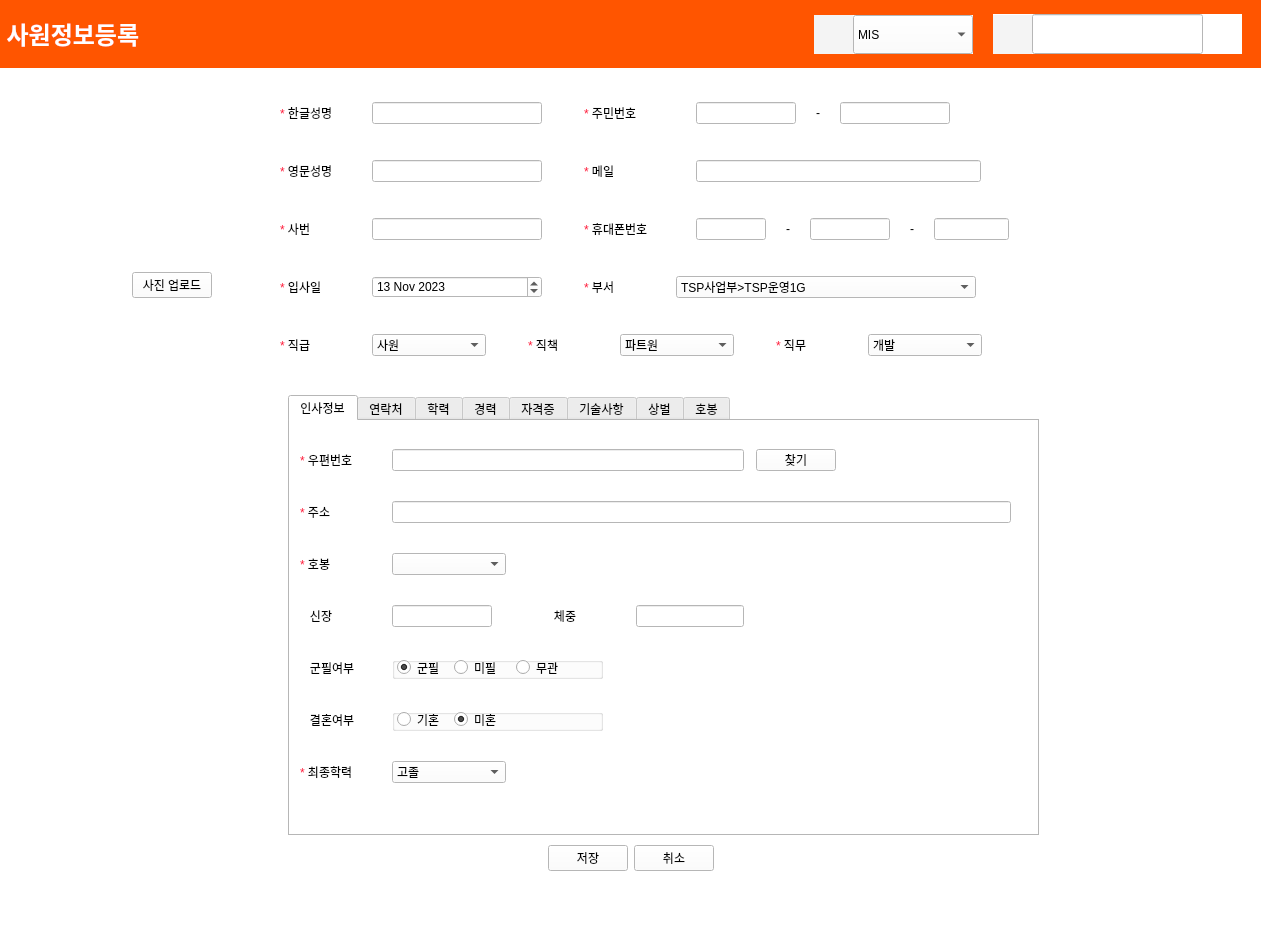
The window that emp_regist.ui (hyeona-jeong/HRIS) describes before a commit, drawn with Qt 5.
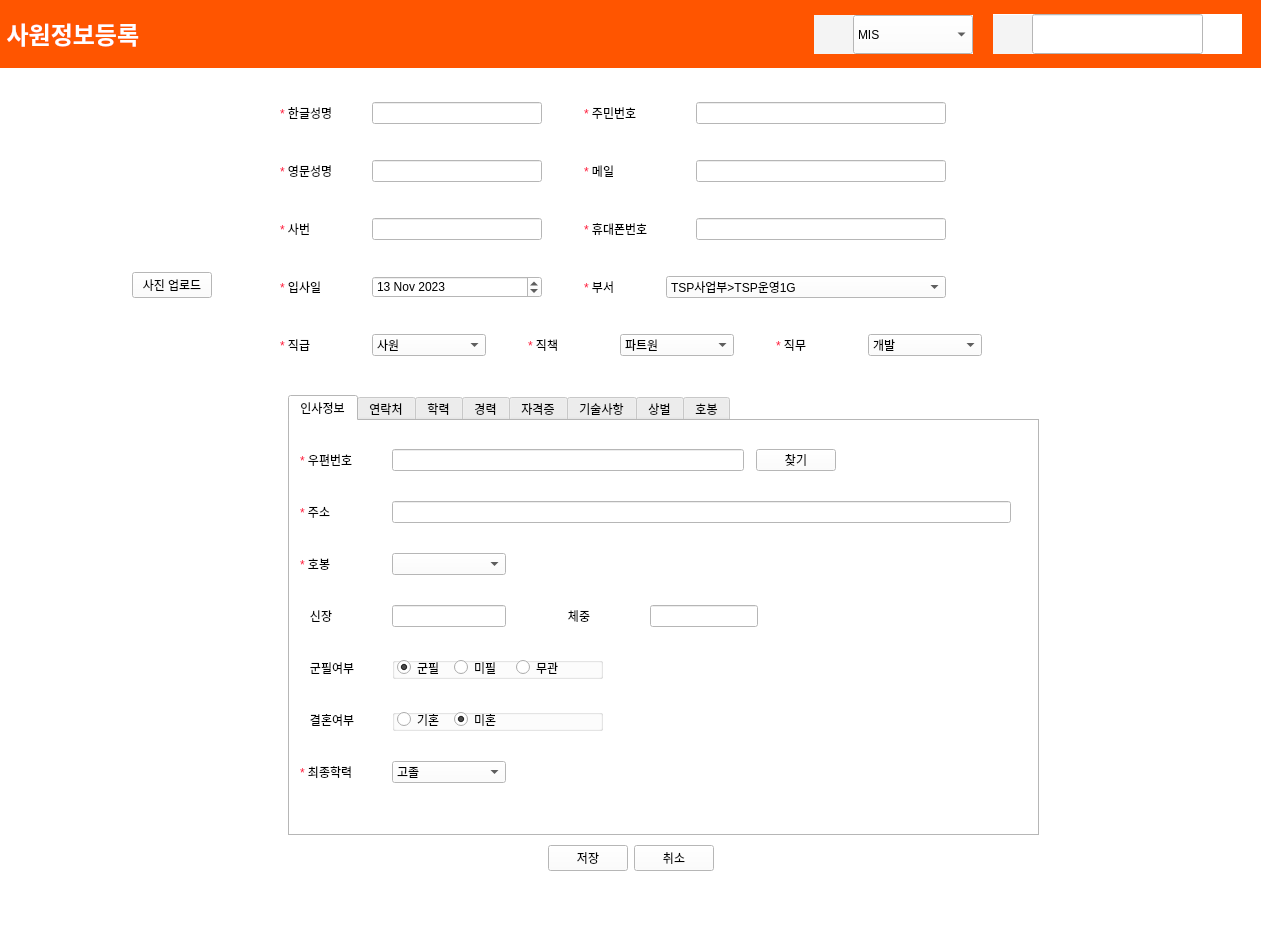
The same window after the commit. Icons and pictures are not drawn.

```diff
--- a/emp_regist.ui
+++ b/emp_regist.ui
@@ -870,7 +870,7 @@
           <number>12</number>
          </property>
          <item>
-          <layout class="QHBoxLayout" name="horizontalLayout" stretch="1,3,0,0,0,0,0,0">
+          <layout class="QHBoxLayout" name="horizontalLayout" stretch="1,3,0,0,0,0">
            <item>
             <widget class="QLabel" name="namekr_label">
              <property name="sizePolicy">
@@ -976,57 +976,7 @@
              </property>
              <property name="minimumSize">
               <size>
-               <width>80</width>
-               <height>22</height>
-              </size>
-             </property>
-             <property name="maximumSize">
-              <size>
-               <width>100</width>
-               <height>22</height>
-              </size>
-             </property>
-            </widget>
-           </item>
-           <item>
-            <widget class="QLabel" name="personnum_label_2">
-             <property name="sizePolicy">
-              <sizepolicy hsizetype="Minimum" vsizetype="Ignored">
-               <horstretch>0</horstretch>
-               <verstretch>0</verstretch>
-              </sizepolicy>
-             </property>
-             <property name="minimumSize">
-              <size>
-               <width>20</width>
-               <height>0</height>
-              </size>
-             </property>
-             <property name="maximumSize">
-              <size>
-               <width>100</width>
-               <height>20</height>
-              </size>
-             </property>
-             <property name="text">
-              <string>&lt;html&gt;&lt;head/&gt;&lt;body&gt;&lt;p align=&quot;center&quot;&gt;-&lt;/p&gt;&lt;/body&gt;&lt;/html&gt;</string>
-             </property>
-             <property name="alignment">
-              <set>Qt::AlignLeading|Qt::AlignLeft|Qt::AlignVCenter</set>
-             </property>
-            </widget>
-           </item>
-           <item>
-            <widget class="QLineEdit" name="personnum_lineEdit_2">
-             <property name="sizePolicy">
-              <sizepolicy hsizetype="Minimum" vsizetype="Ignored">
-               <horstretch>0</horstretch>
-               <verstretch>0</verstretch>
-              </sizepolicy>
-             </property>
-             <property name="minimumSize">
-              <size>
-               <width>110</width>
+               <width>250</width>
                <height>22</height>
               </size>
              </property>
@@ -1036,9 +986,6 @@
                <height>22</height>
               </size>
              </property>
-             <property name="text">
-              <string/>
-             </property>
             </widget>
            </item>
            <item>
@@ -1163,7 +1110,7 @@
              </property>
              <property name="minimumSize">
               <size>
-               <width>285</width>
+               <width>250</width>
                <height>22</height>
               </size>
              </property>
@@ -1191,7 +1138,7 @@
           </layout>
          </item>
          <item>
-          <layout class="QHBoxLayout" name="horizontalLayout_3" stretch="0,0,0,0,0,0,0,0,0,0">
+          <layout class="QHBoxLayout" name="horizontalLayout_3" stretch="0,0,0,0,0,0">
            <item>
             <widget class="QLabel" name="Emp_Number_label">
              <property name="sizePolicy">
@@ -1301,118 +1248,15 @@
              </property>
              <property name="minimumSize">
               <size>
-               <width>50</width>
-               <height>22</height>
-              </size>
-             </property>
-             <property name="maximumSize">
-              <size>
-               <width>70</width>
-               <height>22</height>
-              </size>
-             </property>
-            </widget>
-           </item>
-           <item>
-            <widget class="QLabel" name="personnum_label_3">
-             <property name="sizePolicy">
-              <sizepolicy hsizetype="Minimum" vsizetype="Ignored">
-               <horstretch>0</horstretch>
-               <verstretch>0</verstretch>
-              </sizepolicy>
-             </property>
-             <property name="minimumSize">
-              <size>
-               <width>20</width>
+               <width>250</width>
                <height>0</height>
               </size>
              </property>
              <property name="maximumSize">
               <size>
-               <width>100</width>
-               <height>20</height>
-              </size>
-             </property>
-             <property name="text">
-              <string>&lt;html&gt;&lt;head/&gt;&lt;body&gt;&lt;p align=&quot;center&quot;&gt;-&lt;/p&gt;&lt;/body&gt;&lt;/html&gt;</string>
-             </property>
-             <property name="alignment">
-              <set>Qt::AlignLeading|Qt::AlignLeft|Qt::AlignVCenter</set>
-             </property>
-            </widget>
-           </item>
-           <item>
-            <widget class="QLineEdit" name="phoneNum_lineEdit_2">
-             <property name="sizePolicy">
-              <sizepolicy hsizetype="Minimum" vsizetype="Ignored">
-               <horstretch>0</horstretch>
-               <verstretch>0</verstretch>
-              </sizepolicy>
-             </property>
-             <property name="minimumSize">
-              <size>
-               <width>50</width>
+               <width>200</width>
                <height>22</height>
               </size>
-             </property>
-             <property name="maximumSize">
-              <size>
-               <width>80</width>
-               <height>22</height>
-              </size>
-             </property>
-            </widget>
-           </item>
-           <item>
-            <widget class="QLabel" name="personnum_label_4">
-             <property name="sizePolicy">
-              <sizepolicy hsizetype="Minimum" vsizetype="Ignored">
-               <horstretch>0</horstretch>
-               <verstretch>0</verstretch>
-              </sizepolicy>
-             </property>
-             <property name="minimumSize">
-              <size>
-               <width>20</width>
-               <height>0</height>
-              </size>
-             </property>
-             <property name="maximumSize">
-              <size>
-               <width>100</width>
-               <height>20</height>
-              </size>
-             </property>
-             <property name="text">
-              <string>&lt;html&gt;&lt;head/&gt;&lt;body&gt;&lt;p align=&quot;center&quot;&gt;-&lt;/p&gt;&lt;/body&gt;&lt;/html&gt;</string>
-             </property>
-             <property name="alignment">
-              <set>Qt::AlignLeading|Qt::AlignLeft|Qt::AlignVCenter</set>
-             </property>
-            </widget>
-           </item>
-           <item>
-            <widget class="QLineEdit" name="phoneNum_lineEdit_3">
-             <property name="sizePolicy">
-              <sizepolicy hsizetype="Minimum" vsizetype="Ignored">
-               <horstretch>0</horstretch>
-               <verstretch>0</verstretch>
-              </sizepolicy>
-             </property>
-             <property name="minimumSize">
-              <size>
-               <width>70</width>
-               <height>22</height>
-              </size>
-             </property>
-             <property name="maximumSize">
-              <size>
-               <width>75</width>
-               <height>22</height>
-              </size>
-             </property>
-             <property name="text">
-              <string/>
              </property>
             </widget>
            </item>
@@ -1534,13 +1378,13 @@
              </property>
              <property name="minimumSize">
               <size>
-               <width>80</width>
+               <width>70</width>
                <height>0</height>
               </size>
              </property>
              <property name="maximumSize">
               <size>
-               <width>80</width>
+               <width>70</width>
                <height>20</height>
               </size>
              </property>
@@ -1557,13 +1401,13 @@
             <widget class="QComboBox" name="comboBox_10">
              <property name="minimumSize">
               <size>
-               <width>300</width>
+               <width>280</width>
                <height>22</height>
               </size>
              </property>
              <property name="maximumSize">
               <size>
-               <width>300</width>
+               <width>275</width>
                <height>22</height>
               </size>
              </property>
@@ -2296,7 +2140,7 @@
               </layout>
              </item>
              <item>
-              <layout class="QHBoxLayout" name="horizontalLayout_59" stretch="3,0,7,0,0,0">
+              <layout class="QHBoxLayout" name="horizontalLayout_59" stretch="3,10,7,0,0,0">
                <item>
                 <widget class="QLabel" name="label_178">
                  <property name="sizePolicy">
@@ -2335,13 +2179,13 @@
                  </property>
                  <property name="minimumSize">
                   <size>
-                   <width>80</width>
+                   <width>0</width>
                    <height>22</height>
                   </size>
                  </property>
                  <property name="maximumSize">
                   <size>
-                   <width>100</width>
+                   <width>114</width>
                    <height>22</height>
                   </size>
                  </property>
```
Left out of the diff: 6 changed lines with no effect on the pictures.
